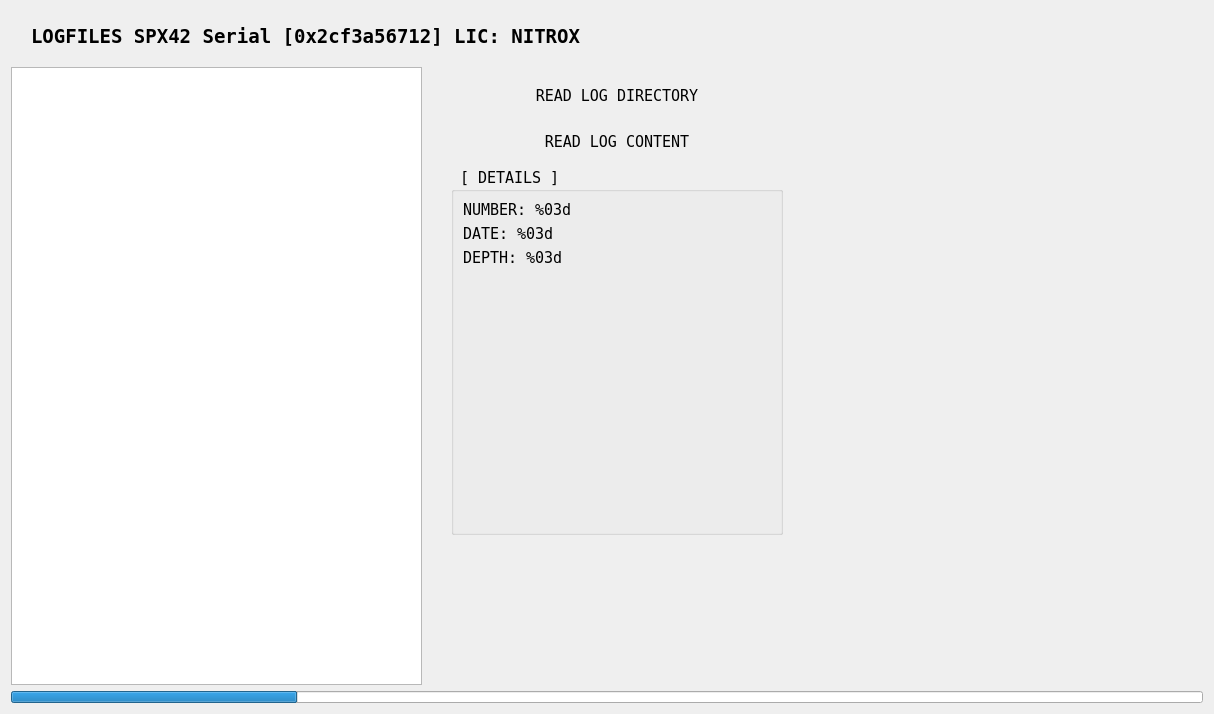
Above: src/ui/LogFragment.ui from dmarc0001/spx42Control before the change. Below: the same form after it.
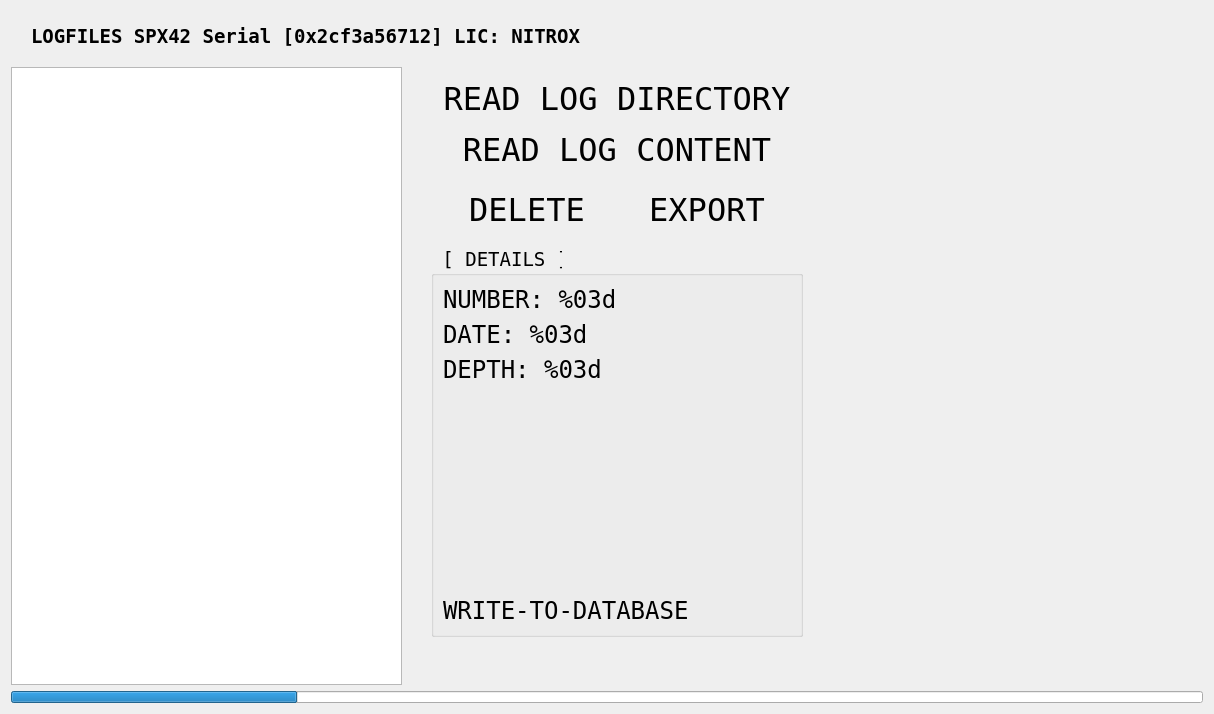
That is the form after the change.

```diff
--- a/src/ui/LogFragment.ui
+++ b/src/ui/LogFragment.ui
@@ -136,10 +136,10 @@
        <number>0</number>
       </property>
       <item>
-       <widget class="QListView" name="logentryListView">
+       <widget class="QTableWidget" name="logentryTableWidget">
         <property name="minimumSize">
          <size>
-          <width>350</width>
+          <width>250</width>
           <height>0</height>
          </size>
         </property>
@@ -152,7 +152,7 @@
         <property name="font">
          <font>
           <family>DejaVu Sans Mono</family>
-          <pointsize>11</pointsize>
+          <pointsize>14</pointsize>
           <weight>75</weight>
           <bold>true</bold>
          </font>
@@ -163,6 +163,24 @@
         <property name="frameShadow">
          <enum>QFrame::Plain</enum>
         </property>
+        <property name="sizeAdjustPolicy">
+         <enum>QAbstractScrollArea::AdjustIgnored</enum>
+        </property>
+        <property name="rowCount">
+         <number>0</number>
+        </property>
+        <attribute name="horizontalHeaderVisible">
+         <bool>false</bool>
+        </attribute>
+        <attribute name="horizontalHeaderDefaultSectionSize">
+         <number>260</number>
+        </attribute>
+        <attribute name="horizontalHeaderShowSortIndicator" stdset="0">
+         <bool>false</bool>
+        </attribute>
+        <attribute name="verticalHeaderVisible">
+         <bool>false</bool>
+        </attribute>
        </widget>
       </item>
       <item>
@@ -207,7 +225,7 @@
            <property name="font">
             <font>
              <family>DejaVu Sans Mono</family>
-             <pointsize>11</pointsize>
+             <pointsize>24</pointsize>
             </font>
            </property>
            <property name="statusTip">
@@ -232,6 +250,11 @@
              <height>40</height>
             </size>
            </property>
+           <property name="font">
+            <font>
+             <pointsize>24</pointsize>
+            </font>
+           </property>
            <property name="statusTip">
             <string>read logfile content if left selected...</string>
            </property>
@@ -244,7 +267,74 @@
           </widget>
          </item>
          <item>
-          <widget class="QGroupBox" name="detailsGroupBox">
+          <widget class="QWidget" name="handlingWidget" native="true">
+           <layout class="QHBoxLayout" name="horizontalLayout_3">
+            <item>
+             <widget class="QPushButton" name="deleteContentPushButton">
+              <property name="minimumSize">
+               <size>
+                <width>0</width>
+                <height>40</height>
+               </size>
+              </property>
+              <property name="font">
+               <font>
+                <family>DejaVu Sans Mono</family>
+                <pointsize>24</pointsize>
+               </font>
+              </property>
+              <property name="statusTip">
+               <string>delete selected data from database...</string>
+              </property>
+              <property name="styleSheet">
+               <string notr="true"/>
+              </property>
+              <property name="text">
+               <string>DELETE</string>
+              </property>
+              <property name="flat">
+               <bool>true</bool>
+              </property>
+             </widget>
+            </item>
+            <item>
+             <widget class="QPushButton" name="exportContentPushButton">
+              <property name="minimumSize">
+               <size>
+                <width>0</width>
+                <height>40</height>
+               </size>
+              </property>
+              <property name="font">
+               <font>
+                <family>DejaVu Sans Mono</family>
+                <pointsize>24</pointsize>
+               </font>
+              </property>
+              <property name="statusTip">
+               <string>export selected data from database...</string>
+              </property>
+              <property name="styleSheet">
+               <string notr="true"/>
+              </property>
+              <property name="text">
+               <string>EXPORT</string>
+              </property>
+              <property name="flat">
+               <bool>true</bool>
+              </property>
+             </widget>
+            </item>
+           </layout>
+          </widget>
+         </item>
+         <item>
+          <widget class="QGroupBox" name="logDetailsGroupBox">
+           <property name="font">
+            <font>
+             <pointsize>14</pointsize>
+            </font>
+           </property>
            <property name="statusTip">
             <string>details from log if on of entrys selected...</string>
            </property>
@@ -257,6 +347,17 @@
            <layout class="QVBoxLayout" name="verticalLayout_3">
             <item>
              <widget class="QLabel" name="diveNumberLabel">
+              <property name="sizePolicy">
+               <sizepolicy hsizetype="Expanding" vsizetype="Preferred">
+                <horstretch>0</horstretch>
+                <verstretch>0</verstretch>
+               </sizepolicy>
+              </property>
+              <property name="font">
+               <font>
+                <pointsize>18</pointsize>
+               </font>
+              </property>
               <property name="text">
                <string>NUMBER: %03d</string>
               </property>
@@ -264,6 +365,17 @@
             </item>
             <item>
              <widget class="QLabel" name="diveDateLabel">
+              <property name="sizePolicy">
+               <sizepolicy hsizetype="Expanding" vsizetype="Preferred">
+                <horstretch>0</horstretch>
+                <verstretch>0</verstretch>
+               </sizepolicy>
+              </property>
+              <property name="font">
+               <font>
+                <pointsize>18</pointsize>
+               </font>
+              </property>
               <property name="text">
                <string>DATE: %03d</string>
               </property>
@@ -271,6 +383,17 @@
             </item>
             <item>
              <widget class="QLabel" name="diveDepthLabel">
+              <property name="sizePolicy">
+               <sizepolicy hsizetype="Expanding" vsizetype="Preferred">
+                <horstretch>0</horstretch>
+                <verstretch>0</verstretch>
+               </sizepolicy>
+              </property>
+              <property name="font">
+               <font>
+                <pointsize>18</pointsize>
+               </font>
+              </property>
               <property name="text">
                <string>DEPTH: %03d</string>
               </property>
@@ -281,11 +404,32 @@
               <property name="minimumSize">
                <size>
                 <width>250</width>
-                <height>250</height>
+                <height>200</height>
                </size>
               </property>
              </widget>
             </item>
+            <item>
+             <widget class="QLabel" name="dbWriteNumLabel">
+              <property name="sizePolicy">
+               <sizepolicy hsizetype="Expanding" vsizetype="Preferred">
+                <horstretch>0</horstretch>
+                <verstretch>0</verstretch>
+               </sizepolicy>
+              </property>
+              <property name="font">
+               <font>
+                <pointsize>18</pointsize>
+               </font>
+              </property>
+              <property name="text">
+               <string>WRITE-TO-DATABASE</string>
+              </property>
+              <property name="margin">
+               <number>6</number>
+              </property>
+             </widget>
+            </item>
            </layout>
           </widget>
          </item>
```
Left out of the diff: 27 changed lines with no effect on the pictures.
